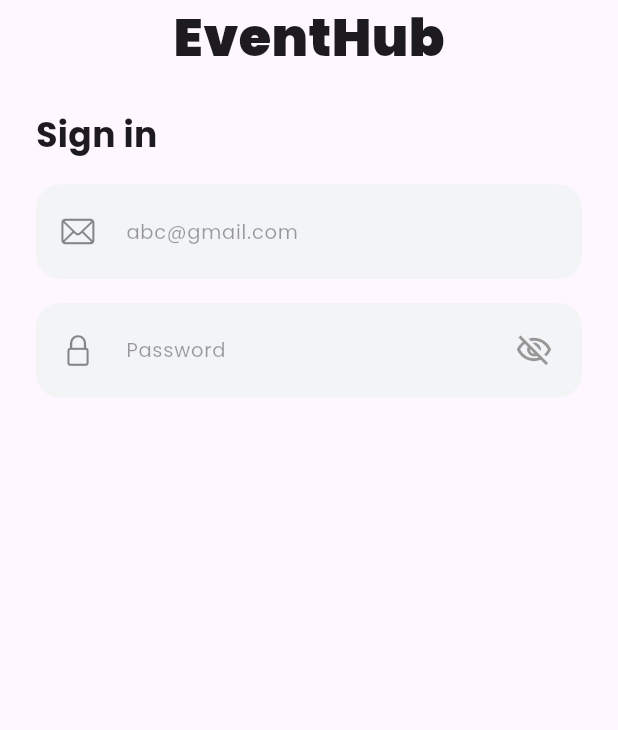
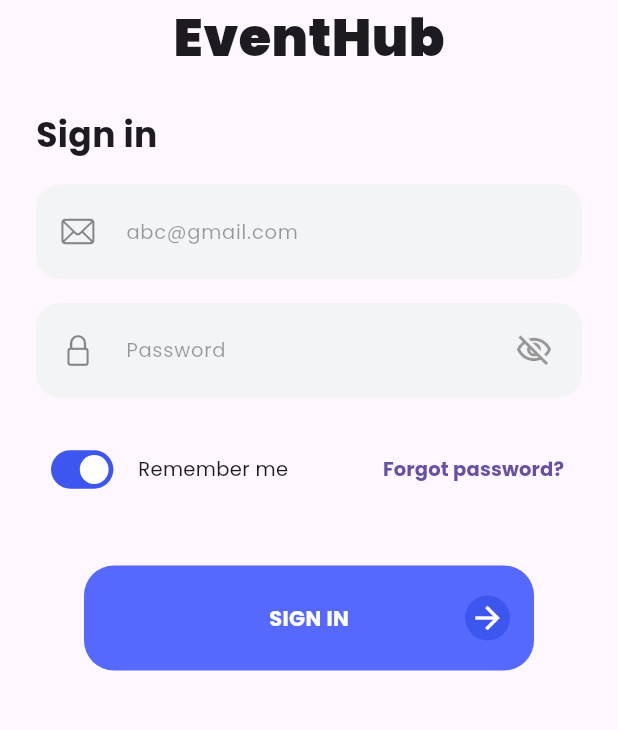
Before and after one commit to muzzammil763/event_booking_ui, a Flutter app: the screen it shows after launch, after a tap on "Sign in", on a phone screen of 412 x 824 dp, the part 228-958 px from its top. Run offline on Flutter 3.47's test engine with Material 3 defaults, Android fonts, the phone set to English and light mode, and no system bars; our stand-ins replace google_fonts.

Commit message:
added components in signin screen

```diff
--- a/lib/Screens/signin.dart
+++ b/lib/Screens/signin.dart
@@ -1,3 +1,4 @@
+import 'package:event_planner_ui/Config/switch.dart';
 import 'package:flutter/cupertino.dart';
 import 'package:flutter/material.dart';
 
@@ -145,6 +146,88 @@ class _SigninScreenState extends State<SigninScreen> {
               keyboardType: TextInputType.visiblePassword,
               textInputAction: TextInputAction.done,
             ),
+            const SizedBox(
+              height: 24,
+            ),
+            Row(
+              crossAxisAlignment: CrossAxisAlignment.center,
+              children: [
+                const SwitchButton(),
+                const Text(
+                  "Remember me",
+                  style: TextStyle(
+                    fontSize: 13,
+                  ),
+                ),
+                const Spacer(),
+                TextButton(
+                  onPressed: () {},
+                  child: const Text(
+                    'Forgot password?',
+                    style: TextStyle(
+                      fontSize: 13,
+                      fontWeight: FontWeight.bold,
+                    ),
+                  ),
+                ),
+              ],
+            ),
+            const SizedBox(
+              height: 40,
+            ),
+            Padding(
+              padding: const EdgeInsets.symmetric(
+                horizontal: 32,
+              ),
+              child: Container(
+                height: 70,
+                width: double.infinity,
+                decoration: BoxDecoration(
+                  color: const Color(0XFF5669FF),
+                  borderRadius: BorderRadius.circular(20),
+                ),
+                child: Row(
+                  mainAxisAlignment: MainAxisAlignment.center,
+                  children: [
+                    const SizedBox(
+                      width: 16,
+                    ),
+                    Container(
+                      height: 30,
+                      width: 30,
+                      decoration: const BoxDecoration(
+                        shape: BoxShape.circle,
+                        color: Colors.transparent,
+                      ),
+                    ),
+                    const Spacer(),
+                    const Text(
+                      "SIGN IN",
+                      style: TextStyle(
+                        color: Colors.white,
+                        fontWeight: FontWeight.bold,
+                      ),
+                    ),
+                    const Spacer(),
+                    Container(
+                      height: 30,
+                      width: 30,
+                      decoration: const BoxDecoration(
+                        shape: BoxShape.circle,
+                        color: Color(0XFF3D56F0),
+                      ),
+                      child: const Icon(
+                        Icons.arrow_forward,
+                        color: Colors.white,
+                      ),
+                    ),
+                    const SizedBox(
+                      width: 16,
+                    ),
+                  ],
+                ),
+              ),
+            ),
           ],
         ),
       ),
```
